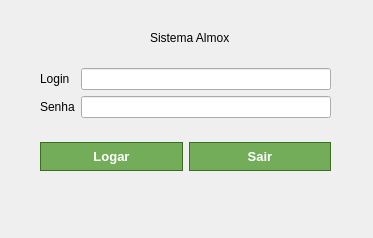
Before: the Qt Designer form Sistema_Almox/login.ui in NycolasAbreu/Sistema_Almox, drawn with Qt 5.
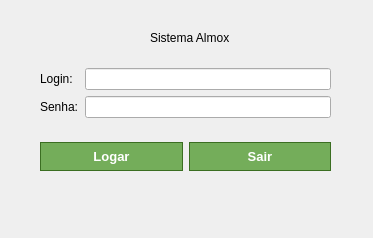
After: the same form once the commit is applied.

Patch:
```diff
--- a/Sistema_Almox/login.ui
+++ b/Sistema_Almox/login.ui
@@ -31,7 +31,7 @@
     <string>Sistema Almox</string>
    </property>
   </widget>
-  <widget class="QWidget" name="">
+  <widget class="QWidget" name="layoutWidget">
    <property name="geometry">
     <rect>
      <x>40</x>
@@ -53,7 +53,7 @@
            </font>
           </property>
           <property name="text">
-           <string>Login</string>
+           <string>Login:</string>
           </property>
          </widget>
         </item>
@@ -65,7 +65,7 @@
            </font>
           </property>
           <property name="text">
-           <string>Senha</string>
+           <string>Senha:</string>
           </property>
          </widget>
         </item>
```
